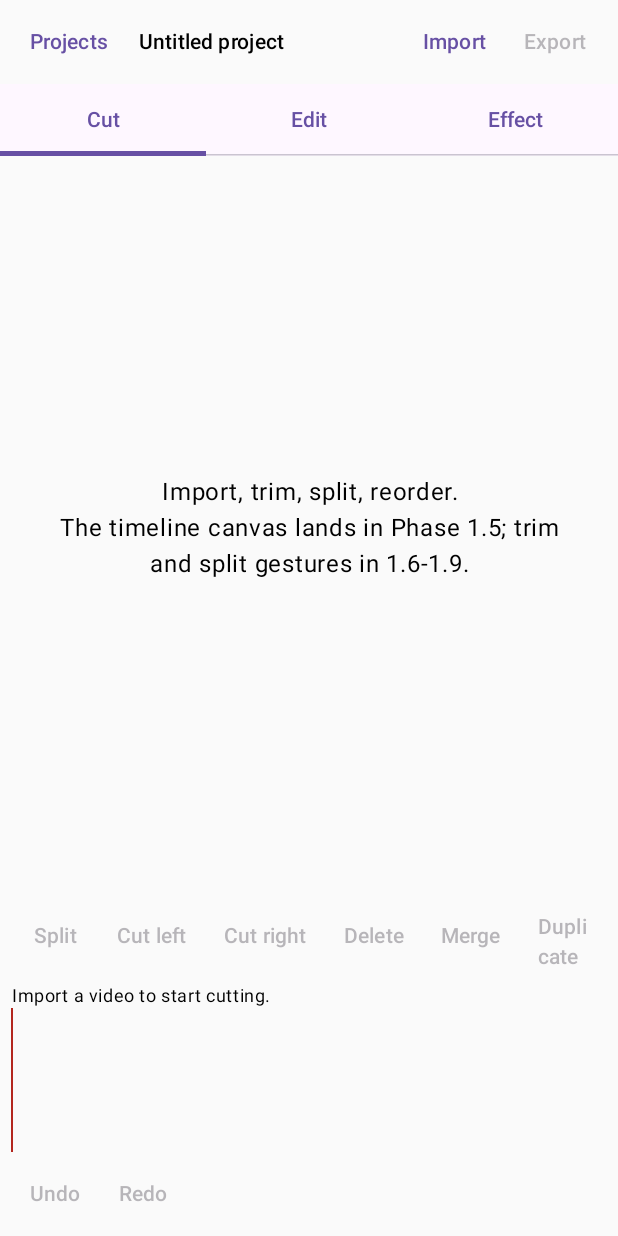
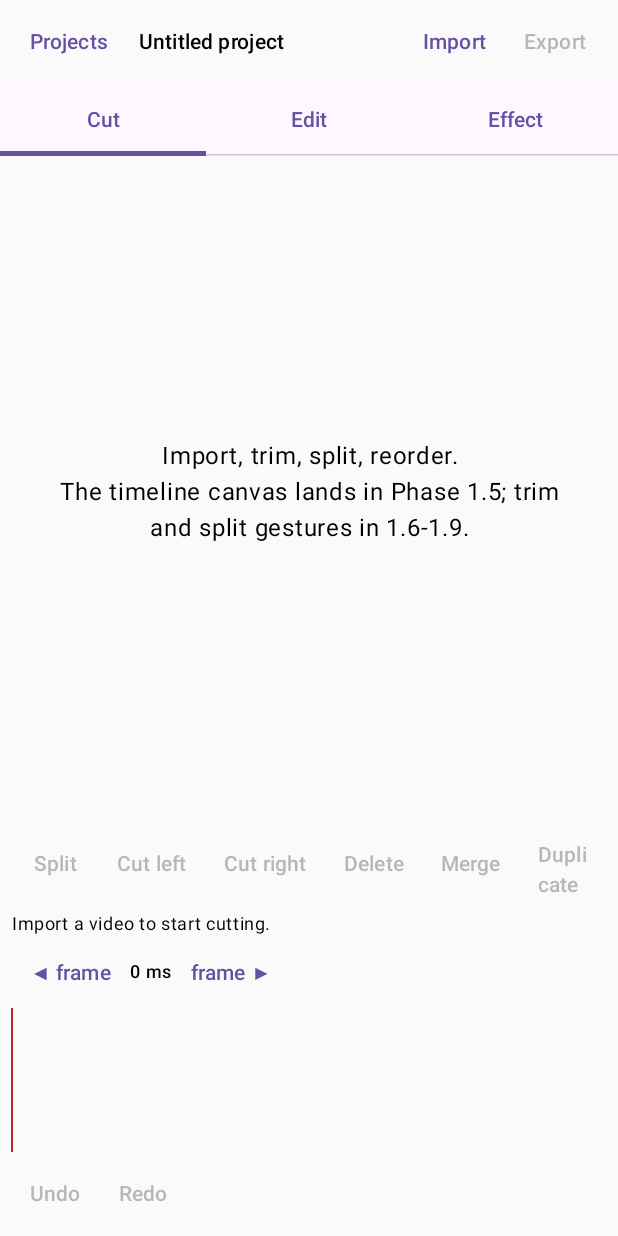
Before and after one commit to HoneyBee66661/redcut, an Android app built with Jetpack Compose: the EditorRoute screen opened through its navigation route, on a phone screen of 412 x 824 dp. Run offline under Robolectric (Android 15) with nearby library versions, the light colour scheme and no system bars; our stand-ins replace Dagger/Hilt's generated code.

Commit message:
Phase 1.9 (part 3): the frame-step buttons
FR-2.9's control: "◀ frame | 412 ms | frame ▶", always visible rather than tucked into the Cut tools,
because it moves the PLAYHEAD and is useful in every stage — its whole purpose is to place the
playhead exactly before some other tool acts on it.

The millisecond readout between the buttons is not decoration: a 30 fps frame is 33 ms, which is
about a third of a blink, and the timeline at default zoom moves roughly two pixels for it. A button
whose effect cannot be seen reads as a button that did nothing, which is how a working feature gets
reported as broken.

Still to come in this phase: FR-2.7 reorder (a long-press drag along the timeline). Split out rather
than smuggled in, because the gesture needs its own disambiguation from an ordinary scroll drag and
its own tests.

```diff
--- a/feature/editor/src/main/kotlin/com/redcut/feature/editor/EditorScreen.kt
+++ b/feature/editor/src/main/kotlin/com/redcut/feature/editor/EditorScreen.kt
@@ -33,6 +33,7 @@ import androidx.hilt.navigation.compose.hiltViewModel
 import com.redcut.domain.document.ClipEdge
 import com.redcut.domain.document.CutAvailability
 import com.redcut.domain.document.CutTool
+import com.redcut.domain.document.FrameStep
 import com.redcut.domain.document.availabilityFor
 import com.redcut.feature.editor.timeline.TimelineCanvas
 
@@ -149,6 +150,11 @@ internal fun EditorScreen(
         if (state.stage == Stage.Cut) {
             CutTools(state = state, onIntent = onIntent)
         }
+
+        // Frame-stepping sits with the timeline rather than with the Cut tools: it moves the PLAYHEAD,
+        // so it is useful in every stage, and FR-2.9's whole purpose is to place the playhead exactly
+        // before another tool acts on it.
+        FrameStepButtons(state = state, onIntent = onIntent)
 
         // The timeline sits between the preview and the history bar, which is the layout §7.1
         // draws. It is given a fixed height rather than a weight: the preview is what should grow
@@ -292,6 +298,34 @@ private fun CutTools(state: EditorUiState, onIntent: (EditorIntent) -> Unit) {
     }
 }
 
+/**
+ * FR-2.9's frame-step buttons.
+ *
+ * Always visible, unlike the Cut tools: whoever needs a frame-accurate playhead needs these, and the
+ * millisecond readout between them is what makes the step visible — one frame is 33 ms, which is a
+ * third of a blink, and a button whose effect you cannot see reads as a button that did nothing.
+ */
+@Composable
+private fun FrameStepButtons(state: EditorUiState, onIntent: (EditorIntent) -> Unit) {
+    Row(
+        modifier = Modifier
+            .fillMaxWidth()
+            .padding(horizontal = 8.dp),
+        verticalAlignment = Alignment.CenterVertically,
+    ) {
+        TextButton(onClick = { onIntent(EditorIntent.StepPlayhead(FrameStep.BACK)) }) {
+            Text("◀ frame", style = MaterialTheme.typography.labelLarge)
+        }
+        Text(
+            text = "${state.playheadUs / 1_000} ms",
+            style = MaterialTheme.typography.labelMedium,
+        )
+        TextButton(onClick = { onIntent(EditorIntent.StepPlayhead(FrameStep.FORWARD)) }) {
+            Text("frame ▶", style = MaterialTheme.typography.labelLarge)
+        }
+    }
+}
+
 private val CUT_TOOLS = listOf(
     CutTool.SPLIT,
     CutTool.CUT_LEFT,
```
